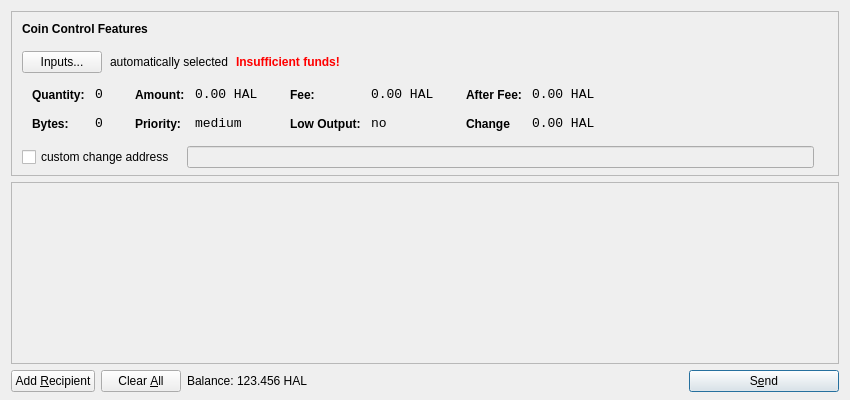
Old version of the form src/qt/forms/sendcoinsdialog.ui in the repository rublecodeworld/ruble.
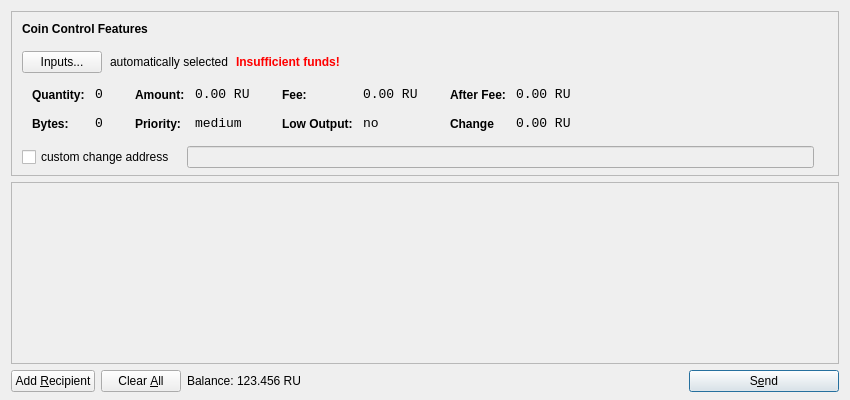
New version of the form. Icons and pictures are not drawn.

What changed in the file:
```diff
--- a/src/qt/forms/sendcoinsdialog.ui
+++ b/src/qt/forms/sendcoinsdialog.ui
@@ -321,7 +321,7 @@
                   <enum>Qt::ActionsContextMenu</enum>
                  </property>
                  <property name="text">
-                  <string>0.00 HAL</string>
+                  <string>0.00 RU</string>
                  </property>
                  <property name="textInteractionFlags">
                   <set>Qt::LinksAccessibleByMouse|Qt::TextSelectableByKeyboard|Qt::TextSelectableByMouse</set>
@@ -407,7 +407,7 @@
                   <enum>Qt::ActionsContextMenu</enum>
                  </property>
                  <property name="text">
-                  <string>0.00 HAL</string>
+                  <string>0.00 RU</string>
                  </property>
                  <property name="textInteractionFlags">
                   <set>Qt::LinksAccessibleByMouse|Qt::TextSelectableByKeyboard|Qt::TextSelectableByMouse</set>
@@ -493,7 +493,7 @@
                   <enum>Qt::ActionsContextMenu</enum>
                  </property>
                  <property name="text">
-                  <string>0.00 HAL</string>
+                  <string>0.00 RU</string>
                  </property>
                  <property name="textInteractionFlags">
                   <set>Qt::LinksAccessibleByMouse|Qt::TextSelectableByKeyboard|Qt::TextSelectableByMouse</set>
@@ -525,7 +525,7 @@
                   <enum>Qt::ActionsContextMenu</enum>
                  </property>
                  <property name="text">
-                  <string>0.00 HAL</string>
+                  <string>0.00 RU</string>
                  </property>
                  <property name="textInteractionFlags">
                   <set>Qt::LinksAccessibleByMouse|Qt::TextSelectableByKeyboard|Qt::TextSelectableByMouse</set>
@@ -732,7 +732,7 @@
           <cursorShape>IBeamCursor</cursorShape>
          </property>
          <property name="text">
-          <string>123.456 HAL</string>
+          <string>123.456 RU</string>
          </property>
          <property name="textInteractionFlags">
           <set>Qt::LinksAccessibleByMouse|Qt::TextSelectableByKeyboard|Qt::TextSelectableByMouse</set>
```
